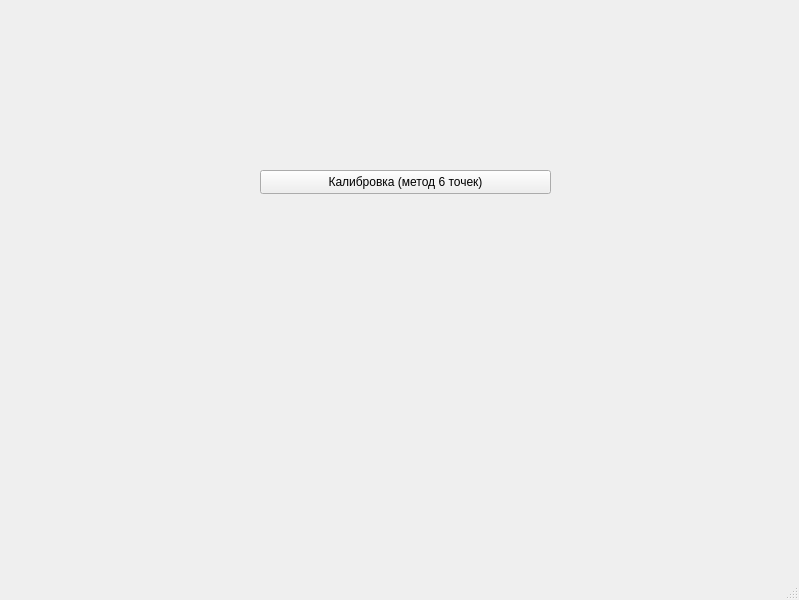
This is ui/main_interface/main_interface.ui in trev-git/robot as Qt 5 draws it before an edit. The edited form follows.
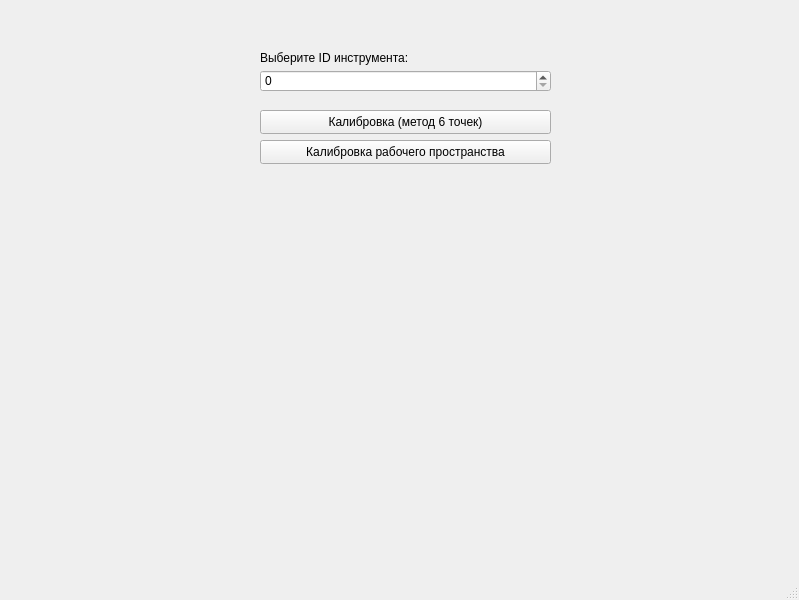
This is the edited form.

Commit message: feat: workspace calibration

The edit to the form file:
```diff
--- a/ui/main_interface/main_interface.ui
+++ b/ui/main_interface/main_interface.ui
@@ -18,7 +18,7 @@
     <property name="geometry">
      <rect>
       <x>260</x>
-      <y>170</y>
+      <y>110</y>
       <width>291</width>
       <height>24</height>
      </rect>
@@ -27,6 +27,45 @@
      <string>Калибровка (метод 6 точек)</string>
     </property>
    </widget>
+   <widget class="QPushButton" name="calibration_workspace">
+    <property name="geometry">
+     <rect>
+      <x>260</x>
+      <y>140</y>
+      <width>291</width>
+      <height>24</height>
+     </rect>
+    </property>
+    <property name="text">
+     <string>Калибровка рабочего пространства</string>
+    </property>
+   </widget>
+   <widget class="QLabel" name="label">
+    <property name="geometry">
+     <rect>
+      <x>260</x>
+      <y>50</y>
+      <width>151</width>
+      <height>16</height>
+     </rect>
+    </property>
+    <property name="text">
+     <string>Выберите ID инструмента:</string>
+    </property>
+   </widget>
+   <widget class="QSpinBox" name="spinBox">
+    <property name="geometry">
+     <rect>
+      <x>260</x>
+      <y>70</y>
+      <width>291</width>
+      <height>22</height>
+     </rect>
+    </property>
+    <property name="maximum">
+     <number>14</number>
+    </property>
+   </widget>
   </widget>
   <widget class="QMenuBar" name="menubar">
    <property name="geometry">
```
The commit also changes 7 other files.
